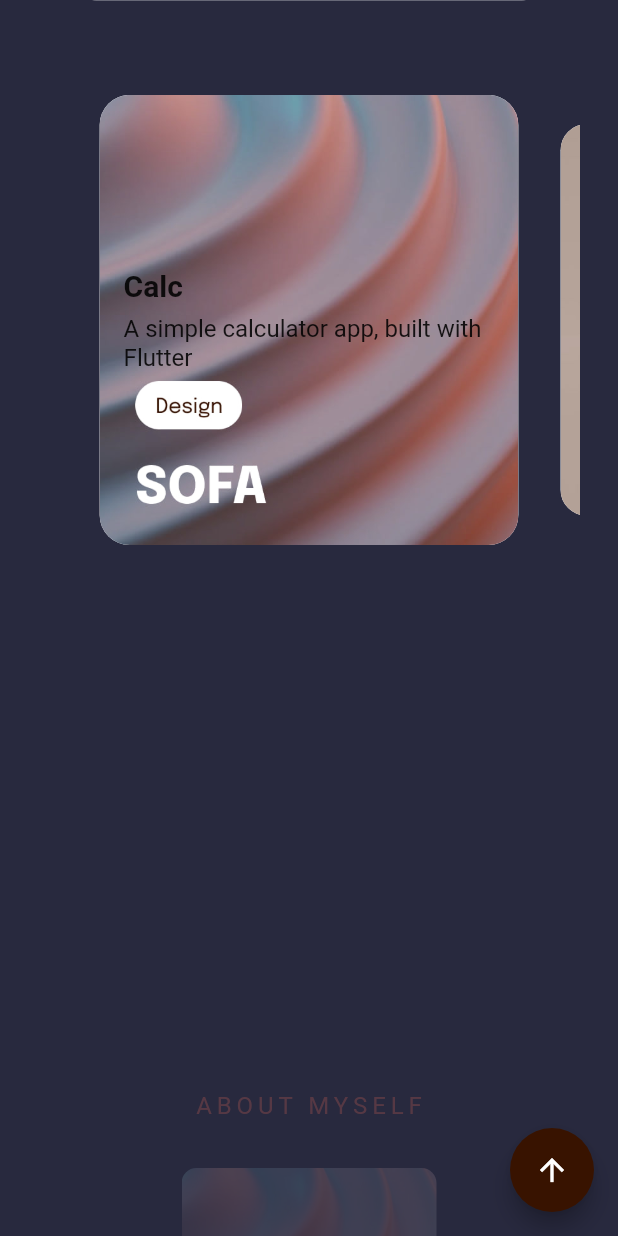
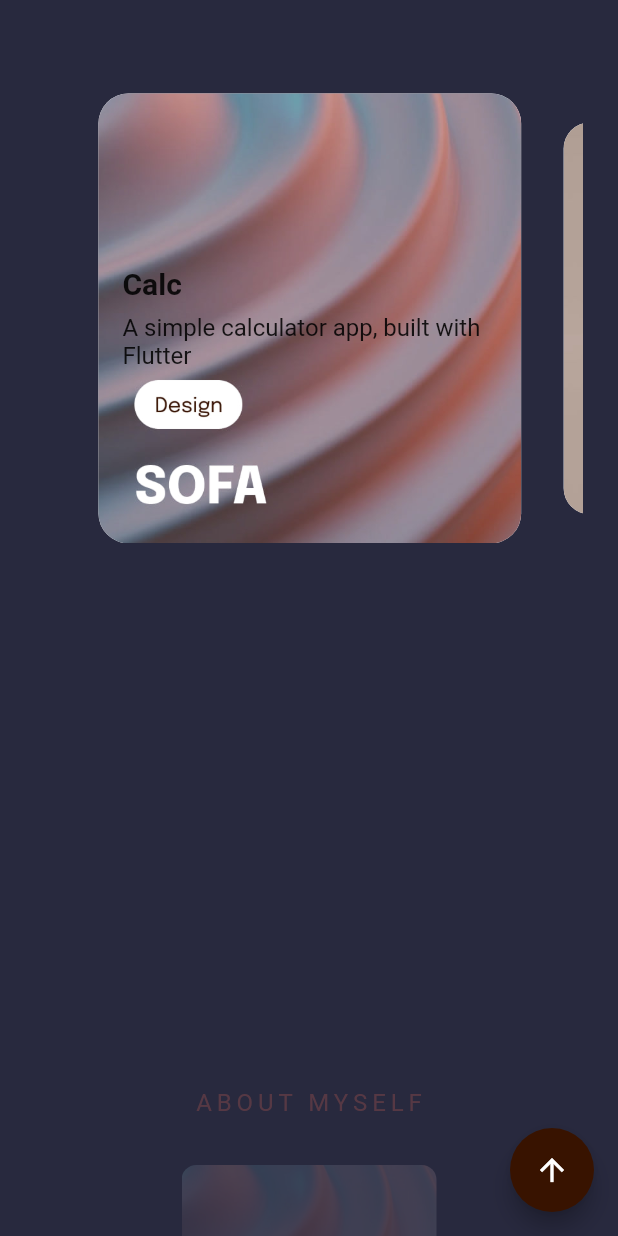
Before and after one commit to Teewhydot/portf, a Flutter app: the screen it shows after launch, scrolled down 1728 dp, on a phone screen of 412 x 824 dp. Run offline on Flutter 3.47's test engine with Material 2 defaults, Android fonts, the phone set to English and light mode, and no system bars; drawn by our look-alikes of carousel_slider; our stand-ins replace animated_text_kit, flutter_animate, font_awesome_flutter, lottie, toast; missing offline and left inert: flutter_animate_on_scroll, flutter_email_sender; network calls fail; Roboto replaces fonts that are missing (Epilogue).

```diff
--- a/lib/teewhydot/presentation/pages/portfolio_section.dart
+++ b/lib/teewhydot/presentation/pages/portfolio_section.dart
@@ -19,7 +19,7 @@ class PortfolioSection extends StatelessWidget {
             child: Container(
                 width: double.maxFinite,
                 margin: getMargin(top: 34),
-                padding: getPadding(left: 23, top: 61, right: 23, bottom: 61),
+                padding: getPadding(left: 22, top: 60, right: 21, bottom: 60),
                 child: Column(
                     crossAxisAlignment: CrossAxisAlignment.center,
                     mainAxisAlignment: MainAxisAlignment.start,
```
